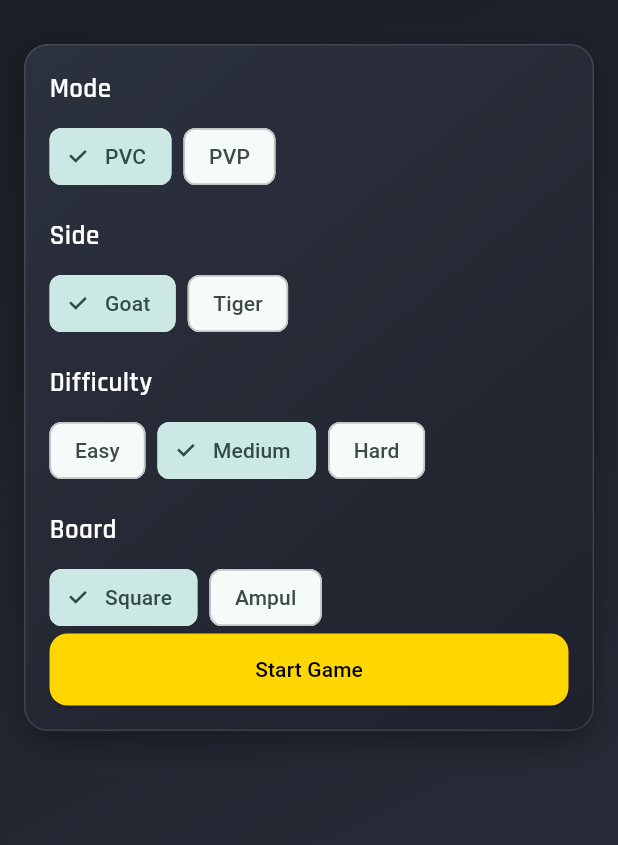
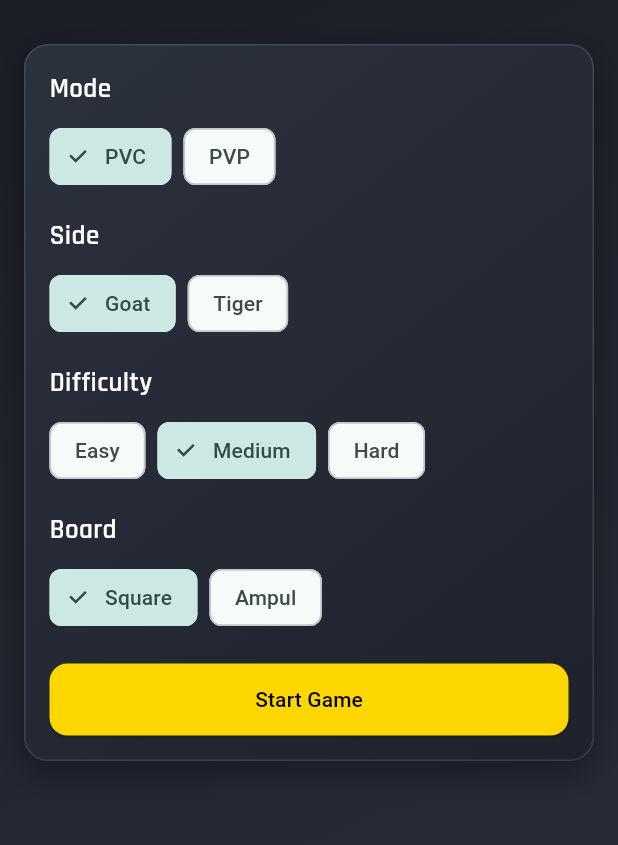
Before and after one commit to Lakhveersi/bagchal, a Flutter app: the screen it shows after launch, on a phone screen of 412 x 824 dp, the part 64-909 px from its top. Run offline on Flutter 3.47's test engine with Material 3 defaults, Android fonts, the phone set to English and light mode, and no system bars; our stand-ins replace google_fonts.

Commit message:
Refactor menu screen layout for better responsiveness and simplicity
Co-authored-by: lakh5939 <lakh5939@gmail.com>

```diff
--- a/lib/main.dart
+++ b/lib/main.dart
@@ -57,14 +57,13 @@ class _MenuScreenState extends State<MenuScreen> {
         body: LayoutBuilder(
           builder: (context, constraints) {
             final isWide = constraints.maxWidth >= 900;
-            final content = <Widget>[
-              Expanded(
-                flex: isWide ? 1 : 0,
-                child: Container(
+
+            Widget panel = Container(
               decoration: AppDecorations.panel,
               padding: const EdgeInsets.all(16),
               child: Column(
                 crossAxisAlignment: CrossAxisAlignment.start,
+                mainAxisSize: MainAxisSize.min,
                 children: [
                   Text('Mode', style: AppTextStyles.subtitle(context)),
                   const SizedBox(height: 8),
@@ -94,7 +93,7 @@ class _MenuScreenState extends State<MenuScreen> {
                     _chip('Square', board == BoardType.square, () => setState(() => board = BoardType.square)),
                     _chip('Ampul', board == BoardType.aaduPuli, () => setState(() => board = BoardType.aaduPuli)),
                   ]),
-                      const Spacer(),
+                  const SizedBox(height: 20),
                   SizedBox(
                     width: double.infinity,
                     child: ElevatedButton(
@@ -119,15 +118,13 @@ class _MenuScreenState extends State<MenuScreen> {
                   ),
                 ],
               ),
-                ),
-              ),
-            ];
+            );
 
             return Padding(
               padding: const EdgeInsets.all(16),
               child: isWide
-                  ? Row(children: content)
-                  : SingleChildScrollView(child: Column(children: content)),
+                  ? Row(children: [Expanded(child: panel)])
+                  : SingleChildScrollView(child: panel),
             );
           },
         ),
```
Lines whose indentation alone changed are shown as unchanged.
